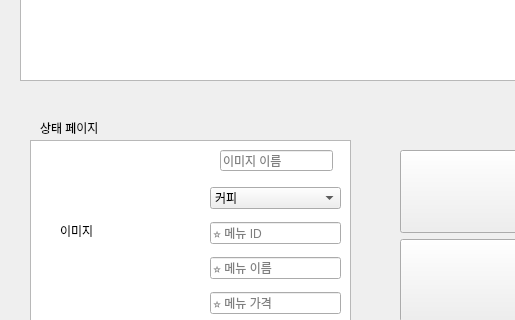
The window that ui/manager.ui (BSEom/miniP_kiosk) describes before a commit, drawn with Qt 5; both pictures show x 0 to 515 and y 360 to 680 of the 1095 by 860 pixel window.
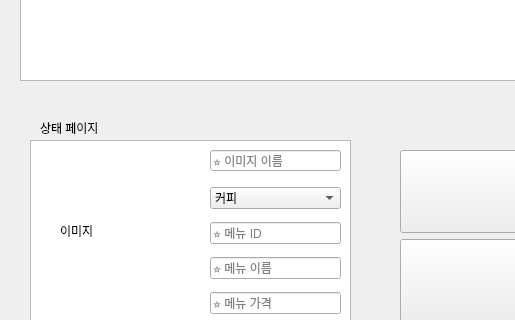
The same window after the commit.

Commit message: 0330 수정

```diff
--- a/ui/manager.ui
+++ b/ui/manager.ui
@@ -332,14 +332,14 @@
    <widget class="QLineEdit" name="menu_image_input_name">
     <property name="geometry">
      <rect>
-      <x>220</x>
+      <x>210</x>
       <y>510</y>
-      <width>113</width>
+      <width>131</width>
       <height>21</height>
      </rect>
     </property>
     <property name="placeholderText">
-     <string>이미지 이름</string>
+     <string>⭐ 이미지 이름</string>
     </property>
    </widget>
    <widget class="QPushButton" name="pushButton">
```
Left out of the diff: 2 changed lines with no effect on the pictures. The commit also changes 2 other files.
